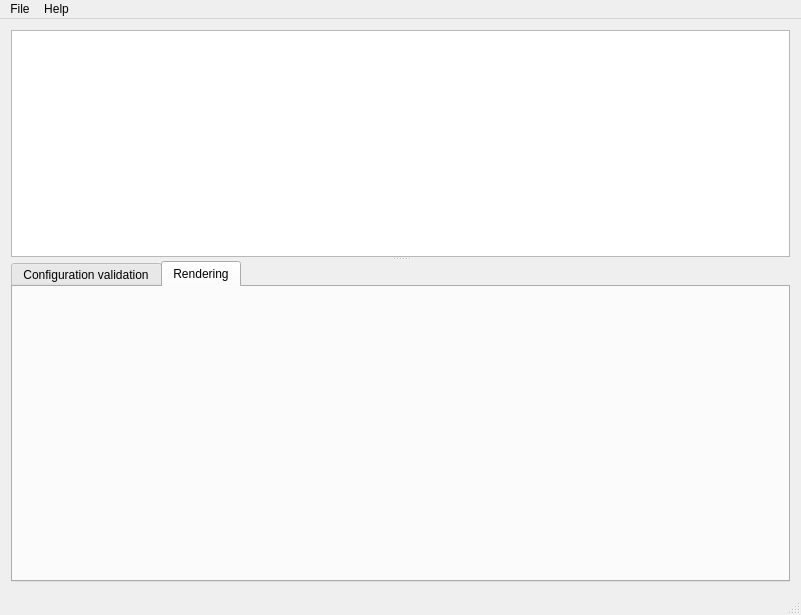
Before: the Qt Designer form mainwindow.ui in mapcrafter/mapcrafter-gui, drawn with Qt 5.
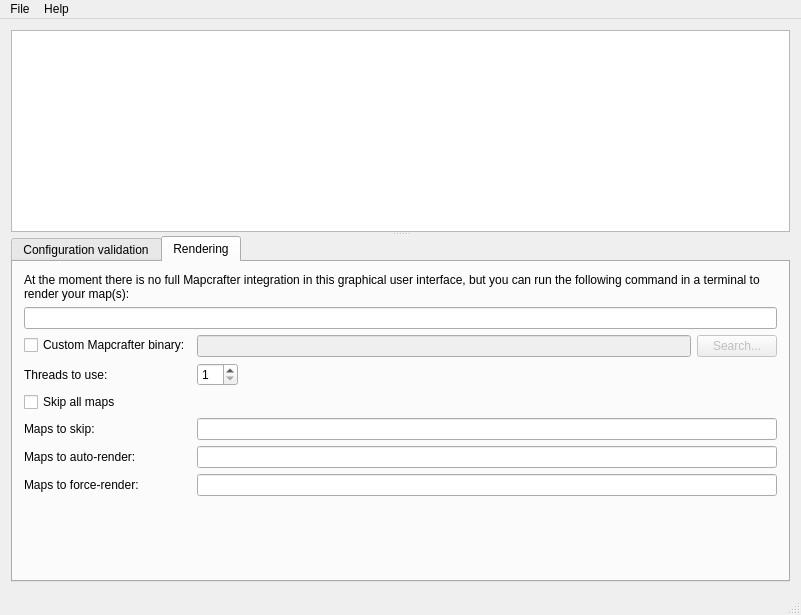
After: the same form once the commit is applied. The open tabs and pages were chosen to show the change. Custom widgets are drawn as their Qt base class.

Commit message: Simple mapcrafter command line arguments generator.

The edit to the form file:
```diff
--- a/mainwindow.ui
+++ b/mainwindow.ui
@@ -60,11 +60,146 @@
        </widget>
        <widget class="QWidget" name="tabRendering">
         <property name="enabled">
-         <bool>false</bool>
+         <bool>true</bool>
         </property>
         <attribute name="title">
          <string>Rendering</string>
         </attribute>
+        <layout class="QVBoxLayout" name="verticalLayout_3">
+         <item>
+          <widget class="QLabel" name="label">
+           <property name="text">
+            <string>At the moment there is no full Mapcrafter integration in this graphical user interface, but you can run the following command in a terminal to render your map(s):</string>
+           </property>
+           <property name="wordWrap">
+            <bool>true</bool>
+           </property>
+          </widget>
+         </item>
+         <item>
+          <widget class="QLineEdit" name="mapcrafterCommand">
+           <property name="readOnly">
+            <bool>true</bool>
+           </property>
+          </widget>
+         </item>
+         <item>
+          <layout class="QFormLayout" name="formLayout">
+           <property name="fieldGrowthPolicy">
+            <enum>QFormLayout::AllNonFixedFieldsGrow</enum>
+           </property>
+           <item row="2" column="0">
+            <widget class="QCheckBox" name="mapsSkipAll">
+             <property name="text">
+              <string>Skip all maps</string>
+             </property>
+            </widget>
+           </item>
+           <item row="3" column="0">
+            <widget class="QLabel" name="label_2">
+             <property name="text">
+              <string>Maps to skip:</string>
+             </property>
+            </widget>
+           </item>
+           <item row="4" column="0">
+            <widget class="QLabel" name="label_3">
+             <property name="text">
+              <string>Maps to auto-render:</string>
+             </property>
+            </widget>
+           </item>
+           <item row="5" column="0">
+            <widget class="QLabel" name="label_4">
+             <property name="text">
+              <string>Maps to force-render:</string>
+             </property>
+            </widget>
+           </item>
+           <item row="3" column="1">
+            <widget class="QLineEdit" name="mapsSkip"/>
+           </item>
+           <item row="4" column="1">
+            <widget class="QLineEdit" name="mapsAuto"/>
+           </item>
+           <item row="5" column="1">
+            <widget class="QLineEdit" name="mapsForce"/>
+           </item>
+           <item row="1" column="0">
+            <widget class="QLabel" name="label_5">
+             <property name="text">
+              <string>Threads to use:</string>
+             </property>
+            </widget>
+           </item>
+           <item row="1" column="1">
+            <layout class="QHBoxLayout" name="horizontalLayout">
+             <item>
+              <widget class="QSpinBox" name="threads">
+               <property name="minimum">
+                <number>1</number>
+               </property>
+              </widget>
+             </item>
+             <item>
+              <spacer name="horizontalSpacer">
+               <property name="orientation">
+                <enum>Qt::Horizontal</enum>
+               </property>
+               <property name="sizeHint" stdset="0">
+                <size>
+                 <width>40</width>
+                 <height>20</height>
+                </size>
+               </property>
+              </spacer>
+             </item>
+            </layout>
+           </item>
+           <item row="0" column="0">
+            <widget class="QCheckBox" name="customMapcrafterBinaryEnabled">
+             <property name="text">
+              <string>Custom Mapcrafter binary:</string>
+             </property>
+            </widget>
+           </item>
+           <item row="0" column="1">
+            <layout class="QHBoxLayout" name="horizontalLayout_2">
+             <item>
+              <widget class="QLineEdit" name="customMapcrafterBinary">
+               <property name="enabled">
+                <bool>false</bool>
+               </property>
+              </widget>
+             </item>
+             <item>
+              <widget class="QPushButton" name="pushButton">
+               <property name="enabled">
+                <bool>false</bool>
+               </property>
+               <property name="text">
+                <string>Search...</string>
+               </property>
+              </widget>
+             </item>
+            </layout>
+           </item>
+          </layout>
+         </item>
+         <item>
+          <spacer name="verticalSpacer">
+           <property name="orientation">
+            <enum>Qt::Vertical</enum>
+           </property>
+           <property name="sizeHint" stdset="0">
+            <size>
+             <width>20</width>
+             <height>40</height>
+            </size>
+           </property>
+          </spacer>
+         </item>
+        </layout>
        </widget>
       </widget>
      </widget>
```
Left out of the diff: 67 changed lines with no effect on the pictures. The commit also changes 2 other files.
